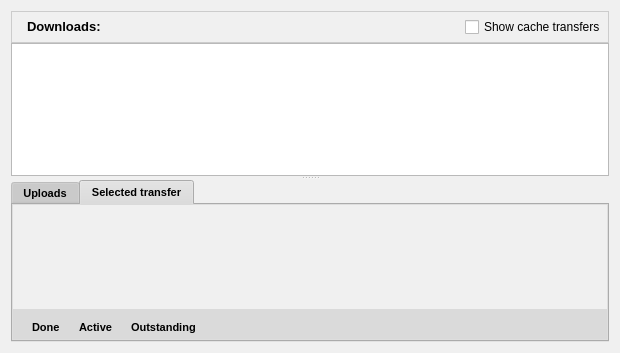
Before: the Qt Designer form retroshare-gui/src/gui/TransfersDialog.ui in RetroShare/RetroShare, drawn with Qt 5.
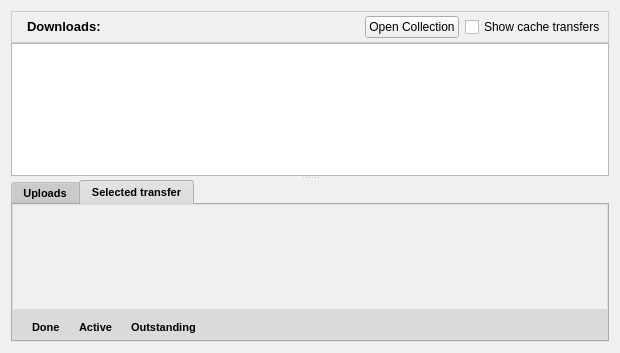
After: the same form once the commit is applied. Icons and pictures are not drawn.

Commit message: Added new button "Open Collection" in TransfersDialog.

```diff
--- a/retroshare-gui/src/gui/TransfersDialog.ui
+++ b/retroshare-gui/src/gui/TransfersDialog.ui
@@ -593,6 +593,16 @@
             </property>
            </spacer>
           </item>
+          <item>
+           <widget class="QPushButton" name="openCollection">
+            <property name="focusPolicy">
+             <enum>Qt::NoFocus</enum>
+            </property>
+            <property name="text">
+             <string>Open Collection</string>
+            </property>
+           </widget>
+          </item>
           <item>
            <widget class="QCheckBox" name="_showCacheTransfers_CB">
             <property name="text">
```
Left out of the diff: 7 changed lines with no effect on the pictures. The commit also changes 9 other files.
